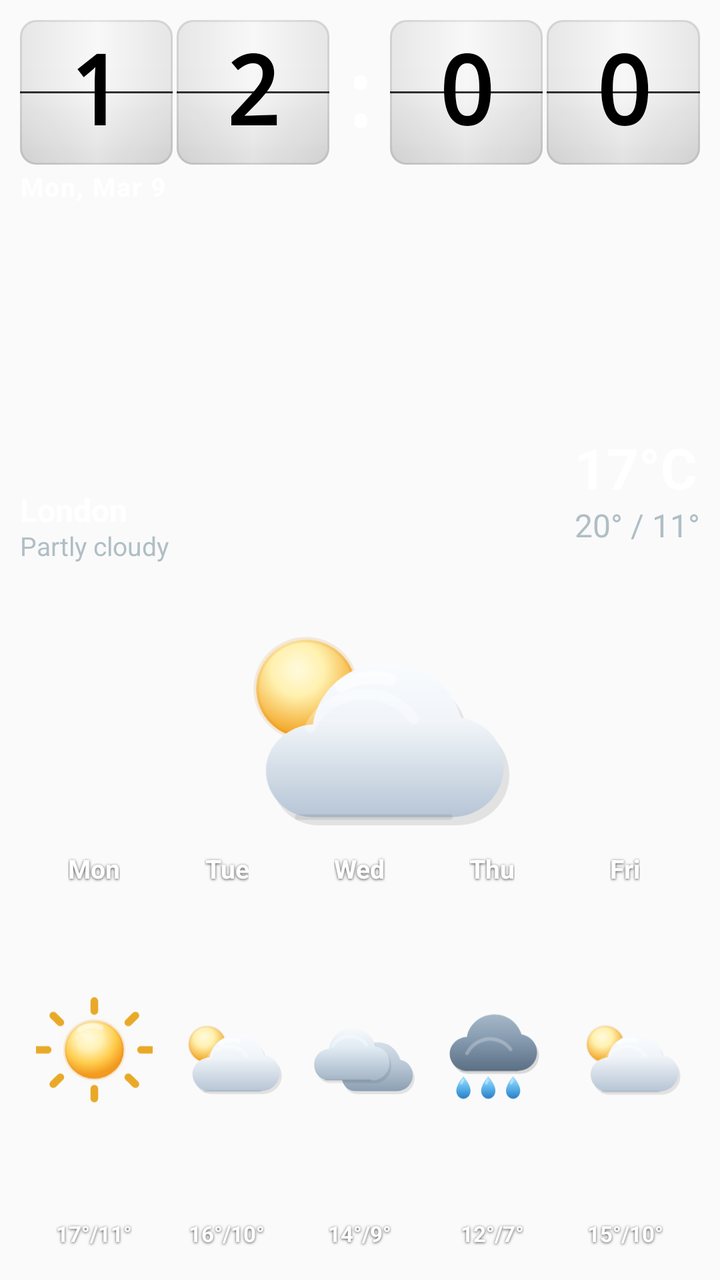
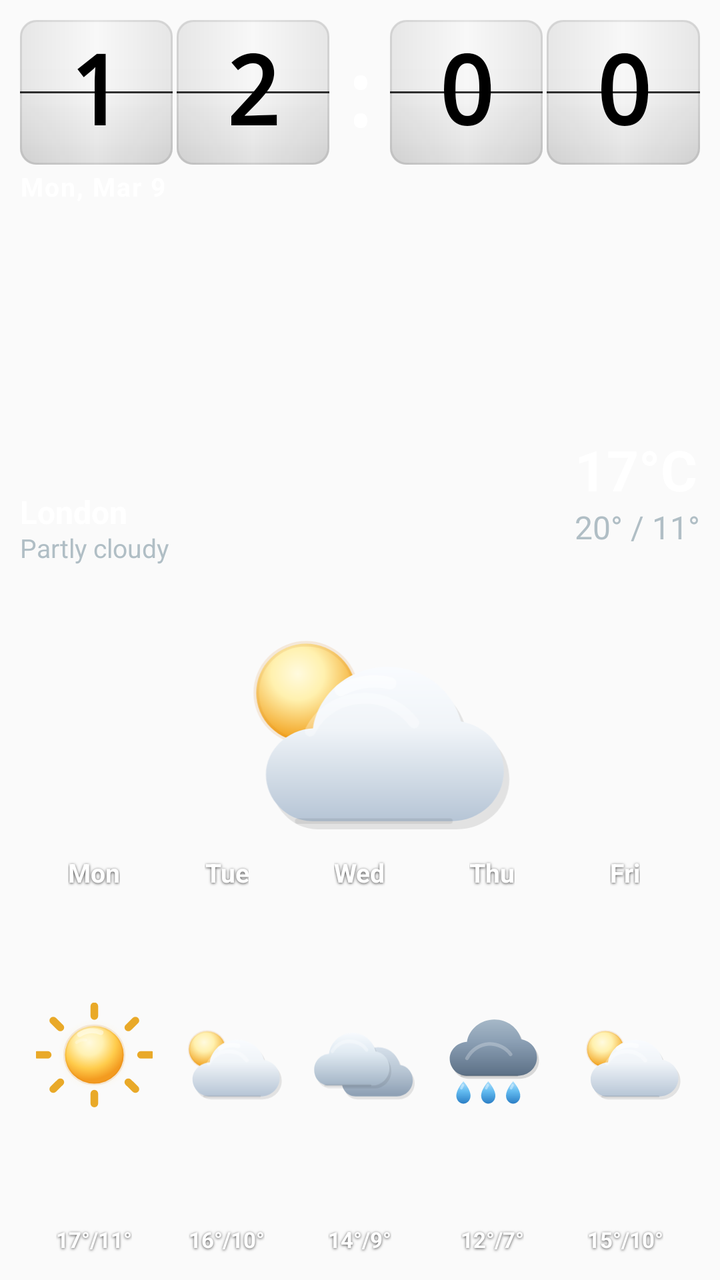

The first picture is an Android layout as it rendered before a commit; the second is the same layout after the commit. The layout source and the unified diff follow.
<!-- AndroidManifest.xml: application theme Theme.ClockWeatherWidget -->
<!-- res/layout/widget_forecast_preview.xml -->
<?xml version="1.0" encoding="utf-8"?>
<LinearLayout xmlns:android="http://schemas.android.com/apk/res/android"
    xmlns:tools="http://schemas.android.com/tools"
    android:layout_width="match_parent"
    android:layout_height="match_parent"
    android:background="@android:color/transparent"
    android:clipChildren="false"
    android:clipToPadding="false"
    android:orientation="vertical"
    android:padding="10dp"
    tools:ignore="HardcodedText,SmallSp,NestedWeights,DisableBaselineAlignment">

    <LinearLayout
        android:layout_width="match_parent"
        android:layout_height="0dp"
        android:layout_weight="4"
        android:background="@android:color/transparent"
        android:clipChildren="false"
        android:clipToPadding="false"
        android:orientation="vertical">

        <include
            layout="@layout/widget_clock_block_preview"
            android:layout_width="match_parent"
            android:layout_height="wrap_content" />

        <TextView
            android:layout_width="wrap_content"
            android:layout_height="wrap_content"
            android:layout_gravity="start"
            android:layout_marginTop="2dp"
            android:layout_marginStart="0dp"
            android:text="Mon, Mar 9"
            android:textColor="@color/widget_text_primary"
            android:textSize="13sp"
            android:textStyle="bold"
            android:letterSpacing="0.05" />

        <include
            layout="@layout/widget_weather_card_preview"
            android:layout_width="match_parent"
            android:layout_height="0dp"
            android:layout_weight="1"
            android:layout_marginTop="2dp" />
    </LinearLayout>

    <LinearLayout
        android:layout_width="match_parent"
        android:layout_height="0dp"
        android:baselineAligned="false"
        android:layout_weight="2"
        android:background="@android:color/transparent"
        android:orientation="horizontal"
        android:paddingTop="0dp"
        android:paddingBottom="4dp"
        android:paddingStart="4dp"
        android:paddingEnd="4dp">

        <LinearLayout android:layout_width="0dp" android:layout_height="match_parent" android:layout_weight="1" android:orientation="vertical" android:gravity="center_horizontal" android:padding="2dp">
            <TextView android:layout_width="wrap_content" android:layout_gravity="center_horizontal" android:layout_height="wrap_content" android:text="Mon" android:textColor="@color/widget_text_primary" android:textSize="13sp" android:textStyle="bold" android:gravity="center" android:shadowColor="#B3000000" android:shadowDx="0" android:shadowDy="1" android:shadowRadius="3" />
            <ImageView android:layout_width="match_parent" android:layout_height="0dp" android:layout_weight="1" android:layout_marginTop="2dp" android:layout_marginBottom="2dp" android:src="@drawable/ic_widget_weather_clear_day" android:contentDescription="@null" android:padding="2dp" android:scaleType="fitCenter" />
            <TextView android:layout_width="wrap_content" android:layout_gravity="center_horizontal" android:layout_height="wrap_content" android:text="17°/11°" android:textColor="@color/widget_text_primary" android:textSize="11sp" android:textStyle="bold" android:gravity="center" android:shadowColor="#B3000000" android:shadowDx="0" android:shadowDy="1" android:shadowRadius="3" />
        </LinearLayout>

        <LinearLayout android:layout_width="0dp" android:layout_height="match_parent" android:layout_weight="1" android:orientation="vertical" android:gravity="center_horizontal" android:padding="2dp">
            <TextView android:layout_width="wrap_content" android:layout_gravity="center_horizontal" android:layout_height="wrap_content" android:text="Tue" android:textColor="@color/widget_text_primary" android:textSize="13sp" android:textStyle="bold" android:gravity="center" android:shadowColor="#B3000000" android:shadowDx="0" android:shadowDy="1" android:shadowRadius="3" />
            <ImageView android:layout_width="match_parent" android:layout_height="0dp" android:layout_weight="1" android:layout_marginTop="2dp" android:layout_marginBottom="2dp" android:src="@drawable/ic_widget_weather_partly_cloudy_day" android:contentDescription="@null" android:padding="2dp" android:scaleType="fitCenter" />
            <TextView android:layout_width="wrap_content" android:layout_gravity="center_horizontal" android:layout_height="wrap_content" android:text="16°/10°" android:textColor="@color/widget_text_primary" android:textSize="11sp" android:textStyle="bold" android:gravity="center" android:shadowColor="#B3000000" android:shadowDx="0" android:shadowDy="1" android:shadowRadius="3" />
        </LinearLayout>

        <LinearLayout android:layout_width="0dp" android:layout_height="match_parent" android:layout_weight="1" android:orientation="vertical" android:gravity="center_horizontal" android:padding="2dp">
            <TextView android:layout_width="wrap_content" android:layout_gravity="center_horizontal" android:layout_height="wrap_content" android:text="Wed" android:textColor="@color/widget_text_primary" android:textSize="13sp" android:textStyle="bold" android:gravity="center" android:shadowColor="#B3000000" android:shadowDx="0" android:shadowDy="1" android:shadowRadius="3" />
            <ImageView android:layout_width="match_parent" android:layout_height="0dp" android:layout_weight="1" android:layout_marginTop="2dp" android:layout_marginBottom="2dp" android:src="@drawable/ic_widget_weather_cloudy" android:contentDescription="@null" android:padding="2dp" android:scaleType="fitCenter" />
            <TextView android:layout_width="wrap_content" android:layout_gravity="center_horizontal" android:layout_height="wrap_content" android:text="14°/9°" android:textColor="@color/widget_text_primary" android:textSize="11sp" android:textStyle="bold" android:gravity="center" android:shadowColor="#B3000000" android:shadowDx="0" android:shadowDy="1" android:shadowRadius="3" />
        </LinearLayout>

        <LinearLayout android:layout_width="0dp" android:layout_height="match_parent" android:layout_weight="1" android:orientation="vertical" android:gravity="center_horizontal" android:padding="2dp">
            <TextView android:layout_width="wrap_content" android:layout_gravity="center_horizontal" android:layout_height="wrap_content" android:text="Thu" android:textColor="@color/widget_text_primary" android:textSize="13sp" android:textStyle="bold" android:gravity="center" android:shadowColor="#B3000000" android:shadowDx="0" android:shadowDy="1" android:shadowRadius="3" />
            <ImageView android:layout_width="match_parent" android:layout_height="0dp" android:layout_weight="1" android:layout_marginTop="2dp" android:layout_marginBottom="2dp" android:src="@drawable/ic_widget_weather_rain" android:contentDescription="@null" android:padding="2dp" android:scaleType="fitCenter" />
            <TextView android:layout_width="wrap_content" android:layout_gravity="center_horizontal" android:layout_height="wrap_content" android:text="12°/7°" android:textColor="@color/widget_text_primary" android:textSize="11sp" android:textStyle="bold" android:gravity="center" android:shadowColor="#B3000000" android:shadowDx="0" android:shadowDy="1" android:shadowRadius="3" />
        </LinearLayout>

        <LinearLayout android:layout_width="0dp" android:layout_height="match_parent" android:layout_weight="1" android:orientation="vertical" android:gravity="center_horizontal" android:padding="2dp">
            <TextView android:layout_width="wrap_content" android:layout_gravity="center_horizontal" android:layout_height="wrap_content" android:text="Fri" android:textColor="@color/widget_text_primary" android:textSize="13sp" android:textStyle="bold" android:gravity="center" android:shadowColor="#B3000000" android:shadowDx="0" android:shadowDy="1" android:shadowRadius="3" />
            <ImageView android:layout_width="match_parent" android:layout_height="0dp" android:layout_weight="1" android:layout_marginTop="2dp" android:layout_marginBottom="2dp" android:src="@drawable/ic_widget_weather_partly_cloudy_day" android:contentDescription="@null" android:padding="2dp" android:scaleType="fitCenter" />
            <TextView android:layout_width="wrap_content" android:layout_gravity="center_horizontal" android:layout_height="wrap_content" android:text="15°/10°" android:textColor="@color/widget_text_primary" android:textSize="11sp" android:textStyle="bold" android:gravity="center" android:shadowColor="#B3000000" android:shadowDx="0" android:shadowDy="1" android:shadowRadius="3" />
        </LinearLayout>
    </LinearLayout>

</LinearLayout>
<!-- res/layout/widget_clock_block_preview.xml (included above) -->
﻿<?xml version="1.0" encoding="utf-8"?>

<LinearLayout xmlns:android="http://schemas.android.com/apk/res/android"
    xmlns:tools="http://schemas.android.com/tools"
    android:layout_width="match_parent"
    android:layout_height="wrap_content"
    android:gravity="center_vertical"
    android:orientation="horizontal"
    tools:ignore="HardcodedText">

    <FrameLayout
        android:layout_width="0dp"
        android:layout_height="wrap_content"
        android:layout_weight="2">

        <LinearLayout
            android:layout_width="match_parent"
            android:layout_height="wrap_content"
            android:orientation="horizontal">

            <FrameLayout
                android:layout_width="0dp"
                android:layout_height="wrap_content"
                android:layout_weight="1">

                <TextView
                    android:layout_width="match_parent"
                    android:layout_height="wrap_content"
                    android:background="@drawable/flip_digit_bg_light"
                    android:fontFamily="monospace"
        android:fontFeatureSettings="tnum"
                    android:gravity="center"
                    android:includeFontPadding="false"
                    android:padding="8dp"
                    android:text="1"
                    android:textColor="@color/flip_digit_text_light"
                    android:textSize="48sp"
                    android:textStyle="bold" />

                <FrameLayout
                    android:layout_width="match_parent"
                    android:layout_height="1dp"
                    android:layout_gravity="center_vertical"
                    android:background="@drawable/flip_hinge_line" />
            </FrameLayout>

            <FrameLayout
                android:layout_width="0dp"
                android:layout_height="wrap_content"
                android:layout_marginStart="@dimen/flip_digit_gap"
                android:layout_weight="1">

                <TextView
                    android:layout_width="match_parent"
                    android:layout_height="wrap_content"
                    android:background="@drawable/flip_digit_bg_light"
                    android:fontFamily="monospace"
        android:fontFeatureSettings="tnum"
                    android:gravity="center"
                    android:includeFontPadding="false"
                    android:padding="8dp"
                    android:text="2"
                    android:textColor="@color/flip_digit_text_light"
                    android:textSize="48sp"
                    android:textStyle="bold" />

                <FrameLayout
                    android:layout_width="match_parent"
                    android:layout_height="1dp"
                    android:layout_gravity="center_vertical"
                    android:background="@drawable/flip_hinge_line" />
            </FrameLayout>
        </LinearLayout>
    </FrameLayout>

    <TextView
        android:layout_width="wrap_content"
        android:layout_height="wrap_content"
        android:layout_marginStart="@dimen/flip_digit_gap"
        android:layout_marginEnd="@dimen/flip_digit_gap"
        android:fontFamily="monospace"
        android:fontFeatureSettings="tnum"
        android:gravity="center"
        android:text=":"
        android:textColor="@android:color/white"
        android:textSize="44sp"
        android:textStyle="bold" />

    <FrameLayout
        android:layout_width="0dp"
        android:layout_height="wrap_content"
        android:layout_weight="2">

        <LinearLayout
            android:layout_width="match_parent"
            android:layout_height="wrap_content"
            android:orientation="horizontal">

            <FrameLayout
                android:layout_width="0dp"
                android:layout_height="wrap_content"
                android:layout_weight="1">

                <TextView
                    android:layout_width="match_parent"
                    android:layout_height="wrap_content"
                    android:background="@drawable/flip_digit_bg_light"
                    android:fontFamily="monospace"
        android:fontFeatureSettings="tnum"
                    android:gravity="center"
                    android:includeFontPadding="false"
                    android:padding="8dp"
                    android:text="0"
                    android:textColor="@color/flip_digit_text_light"
                    android:textSize="48sp"
                    android:textStyle="bold" />

                <FrameLayout
                    android:layout_width="match_parent"
                    android:layout_height="1dp"
                    android:layout_gravity="center_vertical"
                    android:background="@drawable/flip_hinge_line" />
            </FrameLayout>

            <FrameLayout
                android:layout_width="0dp"
                android:layout_height="wrap_content"
                android:layout_marginStart="@dimen/flip_digit_gap"
                android:layout_weight="1">

                <TextView
                    android:layout_width="match_parent"
                    android:layout_height="wrap_content"
                    android:background="@drawable/flip_digit_bg_light"
                    android:fontFamily="monospace"
        android:fontFeatureSettings="tnum"
                    android:gravity="center"
                    android:includeFontPadding="false"
                    android:padding="8dp"
                    android:text="0"
                    android:textColor="@color/flip_digit_text_light"
                    android:textSize="48sp"
                    android:textStyle="bold" />

                <FrameLayout
                    android:layout_width="match_parent"
                    android:layout_height="1dp"
                    android:layout_gravity="center_vertical"
                    android:background="@drawable/flip_hinge_line" />
            </FrameLayout>
        </LinearLayout>
    </FrameLayout>

</LinearLayout>
<!-- res/layout/widget_weather_card_preview.xml (included above) -->
<?xml version="1.0" encoding="utf-8"?>
<FrameLayout xmlns:android="http://schemas.android.com/apk/res/android"
    xmlns:tools="http://schemas.android.com/tools"
    android:layout_width="match_parent"
    android:layout_height="wrap_content"
    android:minHeight="72dp"
    android:background="@android:color/transparent"
    android:clipChildren="false"
    android:clipToPadding="false"
    tools:ignore="HardcodedText">

    <ImageView
        android:layout_width="196dp"
        android:layout_height="126dp"
        android:layout_gravity="bottom|center_horizontal"
        android:paddingBottom="10dp"
        android:contentDescription="@null"
        android:scaleType="fitCenter"
        android:src="@drawable/ic_widget_weather_partly_cloudy_day" />

    
    <LinearLayout
        android:layout_width="wrap_content"
        android:layout_height="wrap_content"
        android:layout_gravity="start|center_vertical"
        android:orientation="vertical">

        <TextView
            android:layout_width="wrap_content"
            android:layout_height="wrap_content"
            android:ellipsize="end"
            android:includeFontPadding="false"
            android:maxWidth="132dp"
            android:maxLines="1"
            android:text="London"
            android:textColor="@color/widget_text_primary"
            android:textSize="16sp"
            android:textStyle="bold" />

        <TextView
            android:layout_width="wrap_content"
            android:layout_height="wrap_content"
            android:ellipsize="end"
            android:includeFontPadding="false"
            android:layout_marginTop="1dp"
            android:maxLines="1"
            android:text="Partly cloudy"
            android:textColor="@color/widget_text_secondary"
            android:textSize="13sp" />
    </LinearLayout>

    
    <LinearLayout
        android:layout_width="wrap_content"
        android:layout_height="wrap_content"
        android:layout_gravity="end|center_vertical"
        android:layout_marginBottom="18dp"
        android:orientation="vertical">

        <TextView
            android:layout_width="wrap_content"
            android:layout_height="wrap_content"
            android:gravity="end"
            android:includeFontPadding="false"
            android:text="17°C"
            android:textColor="@color/widget_text_primary"
            android:textSize="28sp"
            android:textStyle="bold" />

        <TextView
            android:layout_width="wrap_content"
            android:layout_height="wrap_content"
            android:layout_marginTop="2dp"
            android:gravity="end"
            android:includeFontPadding="false"
            android:text="20° / 11°"
            android:textColor="@color/widget_text_secondary"
            android:textSize="16sp" />
    </LinearLayout>
</FrameLayout>
<!-- resources referenced by this layout -->
<resources>
  <color name="flip_digit_text_light">#000000</color>
  <color name="widget_text_primary">#FFFFFF</color>
  <color name="widget_text_secondary">#B0BEC5</color>
  <dimen name="flip_digit_gap">2dp</dimen>
  <!-- drawable flip_digit_bg_light (drawable) -->
  <?xml version="1.0" encoding="utf-8"?>
  <layer-list xmlns:android="http://schemas.android.com/apk/res/android">
  	<item>
  		<shape android:shape="rectangle">
  			<solid android:color="@color/flip_tile_light_base" />
  			<corners android:radius="8dp" />
  		</shape>
  	</item>
  
  	<item>
  		<shape android:shape="rectangle">
  			<gradient
  				android:angle="270"
  				android:startColor="@color/flip_tile_light_highlight_start"
  				android:centerColor="@color/flip_tile_light_highlight_center"
  				android:centerY="0.46"
  				android:endColor="@color/flip_tile_light_highlight_end" />
  			<corners android:radius="8dp" />
  		</shape>
  	</item>
  
  	<item>
  		<shape android:shape="rectangle">
  			<gradient
  				android:angle="0"
  				android:startColor="@color/flip_tile_light_side_shade"
  				android:centerColor="@android:color/transparent"
  				android:centerX="0.50"
  				android:endColor="@color/flip_tile_light_side_shade" />
  			<corners android:radius="8dp" />
  		</shape>
  	</item>
  
  	<item>
  		<shape android:shape="rectangle">
  			<stroke
  				android:width="1dp"
  				android:color="@color/flip_tile_light_border" />
  			<corners android:radius="8dp" />
  		</shape>
  	</item>
  </layer-list>
  <!-- drawable flip_hinge_line (drawable) -->
  <?xml version="1.0" encoding="utf-8"?>
  <layer-list xmlns:android="http://schemas.android.com/apk/res/android">
      
      <item>
          <shape android:shape="rectangle">
              <solid android:color="@color/flip_hinge_shadow" />
          </shape>
      </item>
      
      <item android:top="1dp">
          <shape android:shape="rectangle">
              <solid android:color="@color/flip_hinge_highlight" />
          </shape>
      </item>
  </layer-list>
  <!-- drawable ic_widget_weather_clear_day: vector/xml drawable (drawable, 2332 chars, omitted) -->
  <!-- drawable ic_widget_weather_cloudy: vector/xml drawable (drawable, 2537 chars, omitted) -->
  <!-- drawable ic_widget_weather_partly_cloudy_day: vector/xml drawable (drawable, 2734 chars, omitted) -->
  <!-- drawable ic_widget_weather_rain: vector/xml drawable (drawable, 3647 chars, omitted) -->
  <style name="Theme.ClockWeatherWidget" parent="Theme.AppCompat.Light.NoActionBar">
          <item name="colorPrimary">@color/primary</item>
          <item name="android:statusBarColor">@color/primary</item>
      </style>
  <color name="flip_tile_light_base">#F7F7F7</color>
  <color name="flip_tile_light_highlight_start">#30FFFFFF</color>
  <color name="flip_tile_light_highlight_center">#14FFFFFF</color>
  <color name="flip_tile_light_highlight_end">#16000000</color>
  <color name="flip_tile_light_side_shade">#12000000</color>
  <color name="flip_tile_light_border">#16000000</color>
  <color name="flip_hinge_shadow">#CC000000</color>
  <color name="flip_hinge_highlight">#28FFFFFF</color>
  <color name="primary">#1565C0</color>
</resources>

<!-- the commit's change to res/layout/widget_forecast_preview.xml (unified diff, before → after) -->
@@ -7,7 +7,10 @@
     android:clipChildren="false"
     android:clipToPadding="false"
     android:orientation="vertical"
-    android:padding="10dp"
+    android:paddingStart="10dp"
+    android:paddingEnd="10dp"
+    android:paddingTop="10dp"
+    android:paddingBottom="7dp"
     tools:ignore="HardcodedText,SmallSp,NestedWeights,DisableBaselineAlignment">
 
     <LinearLayout
